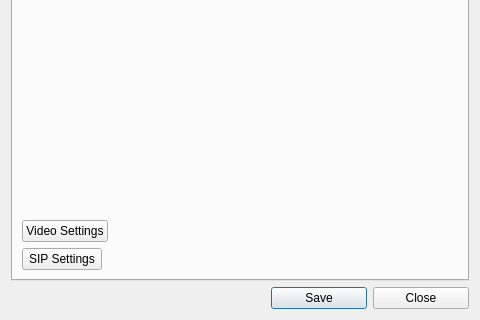
Above: ui/settings.ui from ultravideo/uvgComm before the change; both pictures show x 0 to 480 and y 320 to 640 of the 480 by 640 pixel window. Below: the same form after it.
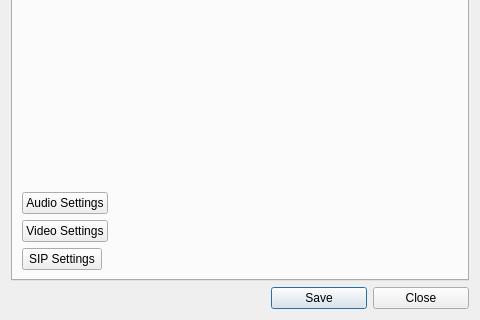
That is the form after the change.

Commit message:
feature(Settings): Audio settings GUI.
First part of audio settings feature.

What changed in the file:
```diff
--- a/ui/settings.ui
+++ b/ui/settings.ui
@@ -326,7 +326,7 @@
          </property>
         </spacer>
        </item>
-       <item row="14" column="0">
+       <item row="15" column="0">
         <widget class="QPushButton" name="video_settings_button">
          <property name="enabled">
           <bool>true</bool>
@@ -336,13 +336,20 @@
          </property>
         </widget>
        </item>
-       <item row="15" column="0">
+       <item row="16" column="0">
         <widget class="QPushButton" name="sip_settings_button">
          <property name="text">
           <string>SIP Settings</string>
          </property>
         </widget>
        </item>
+       <item row="14" column="0">
+        <widget class="QPushButton" name="audio_settings_button">
+         <property name="text">
+          <string>Audio Settings</string>
+         </property>
+        </widget>
+       </item>
       </layout>
      </widget>
     </widget>
```
The commit also changes 5 other files.
